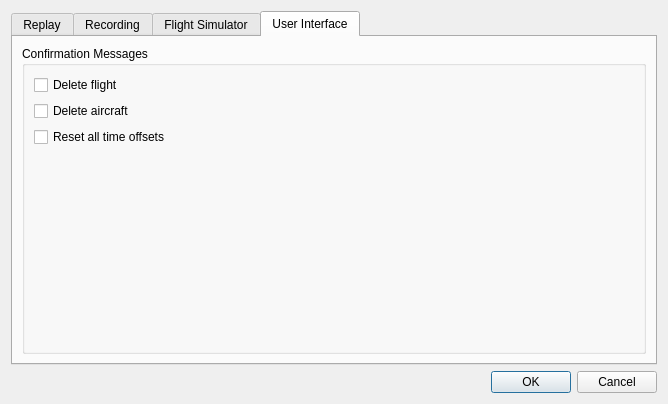
Before: the Qt Designer form src/UserInterface/src/Dialog/SettingsDialog.ui in till213/SkyDolly, drawn with Qt 5.
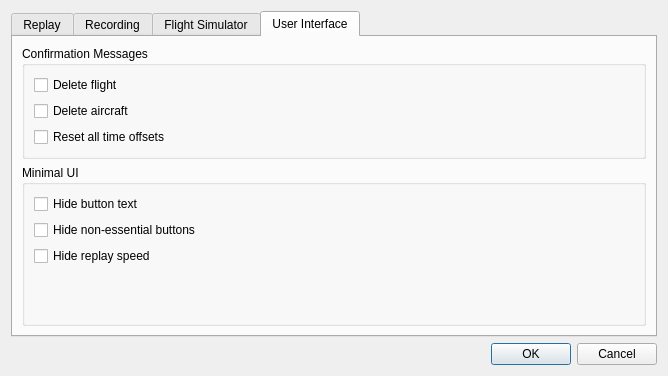
After: the same form once the commit is applied. The open tabs and pages were chosen to show the change.

Patch:
```diff
--- a/src/UserInterface/src/Dialog/SettingsDialog.ui
+++ b/src/UserInterface/src/Dialog/SettingsDialog.ui
@@ -6,8 +6,8 @@
    <rect>
     <x>0</x>
     <y>0</y>
-    <width>666</width>
-    <height>404</height>
+    <width>664</width>
+    <height>376</height>
    </rect>
   </property>
   <property name="windowTitle">
@@ -259,6 +259,45 @@
            <widget class="QCheckBox" name="confirmResetAllTimeOffsetCheckBox">
             <property name="text">
              <string>Reset all time offsets</string>
+            </property>
+           </widget>
+          </item>
+         </layout>
+        </widget>
+       </item>
+       <item>
+        <widget class="QGroupBox" name="groupBox_3">
+         <property name="title">
+          <string>Minimal UI</string>
+         </property>
+         <layout class="QFormLayout" name="formLayout_6">
+          <item row="0" column="0">
+           <widget class="QCheckBox" name="hideButtonTextCheckBox">
+            <property name="toolTip">
+             <string>Defines the default visibility of button texts minimal user interface mode.</string>
+            </property>
+            <property name="text">
+             <string>Hide button text</string>
+            </property>
+           </widget>
+          </item>
+          <item row="1" column="0">
+           <widget class="QCheckBox" name="hideNonEssentialButtonsCheckBox">
+            <property name="toolTip">
+             <string>Defines the default visibility of non-essential buttons in minimal user interface mode.</string>
+            </property>
+            <property name="text">
+             <string>Hide non-essential buttons</string>
+            </property>
+           </widget>
+          </item>
+          <item row="2" column="0">
+           <widget class="QCheckBox" name="hideReplaySpeedCheckBox">
+            <property name="toolTip">
+             <string>Defines the default visibility of the replay speed in minimal user interface mode.</string>
+            </property>
+            <property name="text">
+             <string>Hide replay speed</string>
             </property>
            </widget>
           </item>
```
Left out of the diff: 20 changed lines with no effect on the pictures.
